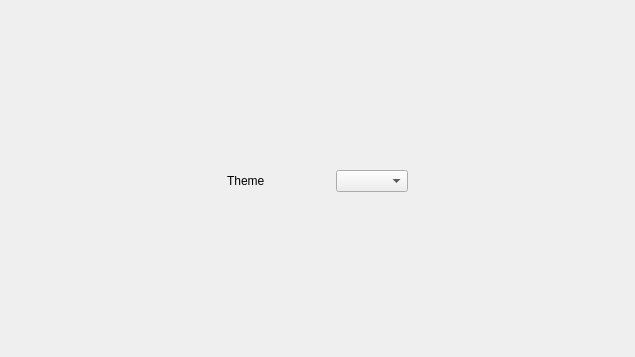
Before: the Qt Designer form code/wgt_pages/page_settings.ui in fostfox/snake_game, drawn with Qt 5.
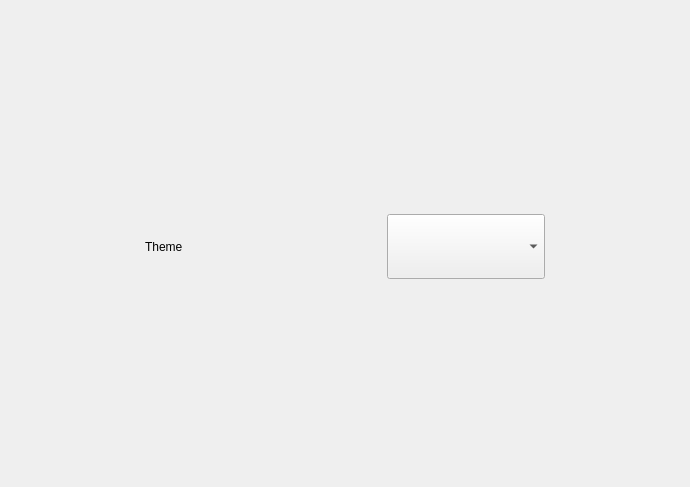
After: the same form once the commit is applied.

The edit to the form file:
```diff
--- a/code/wgt_pages/page_settings.ui
+++ b/code/wgt_pages/page_settings.ui
@@ -6,8 +6,8 @@
    <rect>
     <x>0</x>
     <y>0</y>
-    <width>635</width>
-    <height>357</height>
+    <width>690</width>
+    <height>487</height>
    </rect>
   </property>
   <property name="windowTitle">
@@ -63,7 +63,7 @@
       </spacer>
      </item>
      <item>
-      <layout class="QHBoxLayout" name="horizontalLayout_3" stretch="6,5,6">
+      <layout class="QHBoxLayout" name="horizontalLayout_3" stretch="3,9,3">
        <item>
         <spacer name="horizontalSpacer_3">
          <property name="orientation">
@@ -100,7 +100,17 @@
           </spacer>
          </item>
          <item>
-          <widget class="QComboBox" name="comboBox"/>
+          <widget class="QComboBox" name="comboBox">
+           <property name="sizePolicy">
+            <sizepolicy hsizetype="Minimum" vsizetype="Minimum">
+             <horstretch>0</horstretch>
+             <verstretch>0</verstretch>
+            </sizepolicy>
+           </property>
+           <property name="cursor">
+            <cursorShape>PointingHandCursor</cursorShape>
+           </property>
+          </widget>
          </item>
         </layout>
        </item>
```
Left out of the diff: 3 changed lines with no effect on the pictures.
